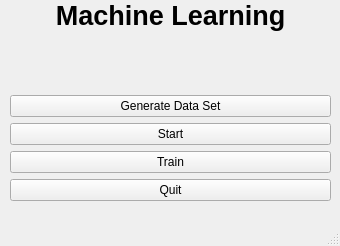
This is Application/mainwindow.ui in dac392/MachineLearning-AI as Qt 5 draws it before an edit. The edited form follows.
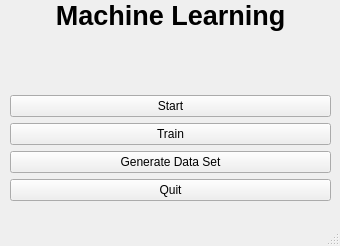
This is the edited form.

Commit message: main window will hide other options if dataset has not been generated yet

```diff
--- a/Application/mainwindow.ui
+++ b/Application/mainwindow.ui
@@ -40,13 +40,6 @@
        </property>
       </widget>
      </item>
-     <item>
-      <widget class="QPushButton" name="generate">
-       <property name="text">
-        <string>Generate Data Set</string>
-       </property>
-      </widget>
-     </item>
      <item>
       <widget class="QPushButton" name="startButton">
        <property name="text">
@@ -61,6 +54,13 @@
        </property>
       </widget>
      </item>
+     <item>
+      <widget class="QPushButton" name="generate">
+       <property name="text">
+        <string>Generate Data Set</string>
+       </property>
+      </widget>
+     </item>
      <item>
       <widget class="QPushButton" name="quitButton">
        <property name="text">
```
The commit also changes 1 other file.
